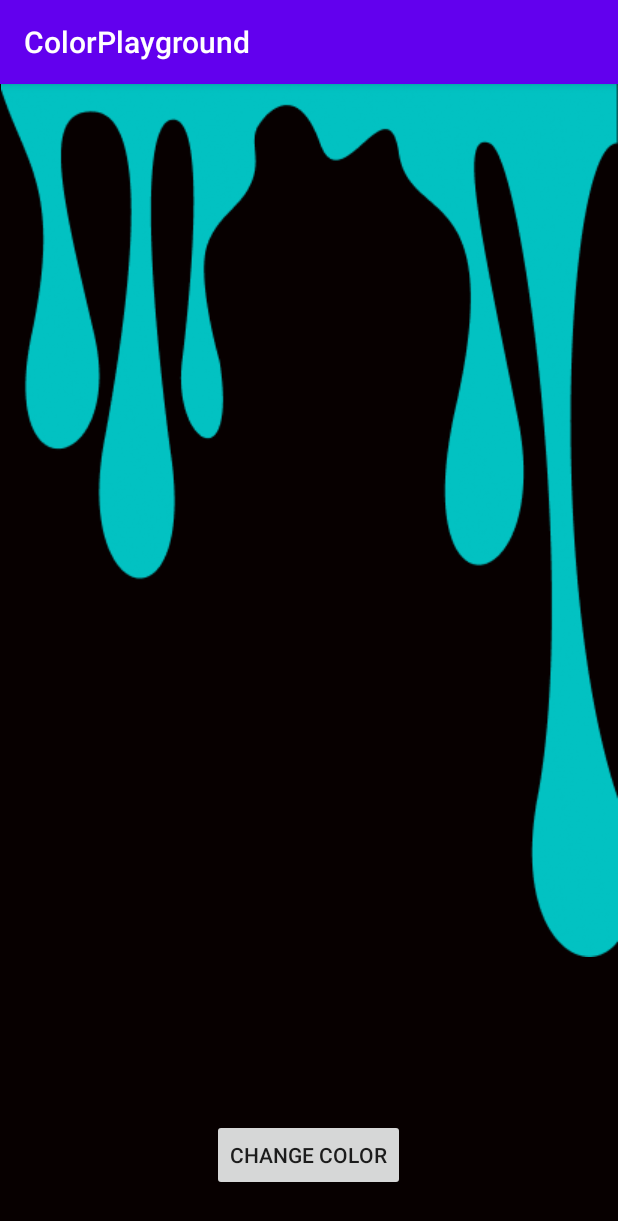
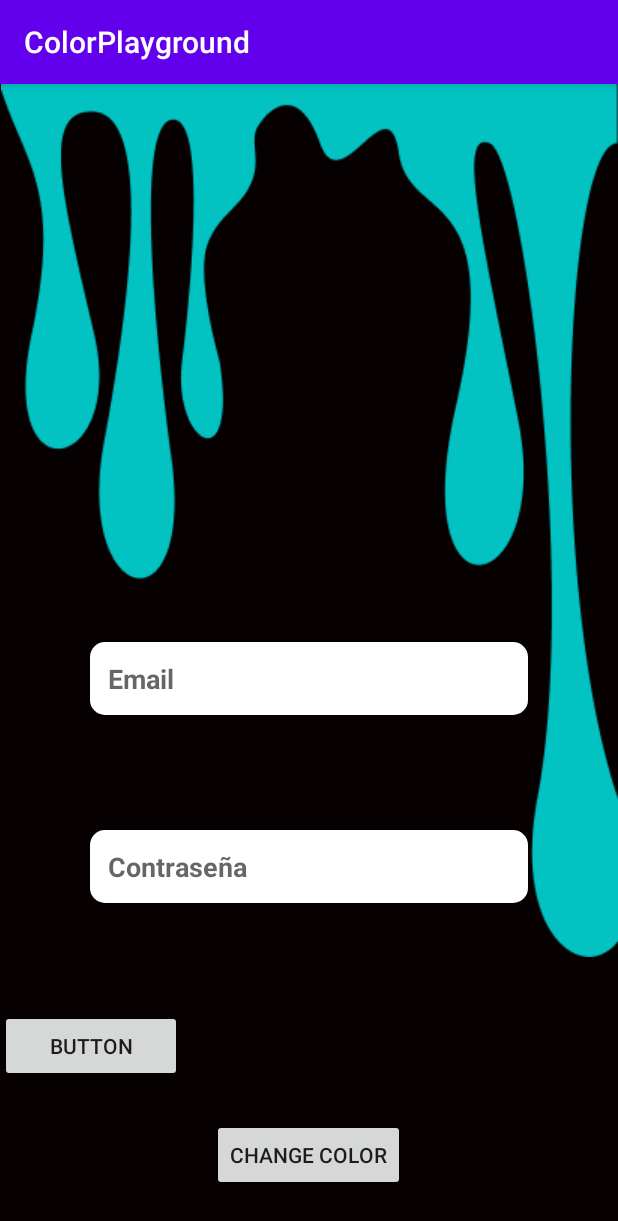
Before and after one commit to 0spol/ColorPlayground, an Android app built with Jetpack Compose: the screen it shows after launch (LoginPalette), on a phone screen of 412 x 824 dp. Shown: the top 1221 px of the screen. Run offline under Robolectric (Android 15) with nearby library versions, the phone set to English and light mode, and no system bars.

Commit message:
Interface: Adicionando elementos

```diff
--- a/app/src/main/java/com/colorplayground/application/ui/screens/LoginPalette.kt
+++ b/app/src/main/java/com/colorplayground/application/ui/screens/LoginPalette.kt
@@ -10,7 +10,6 @@ import androidx.core.content.ContextCompat
 import androidx.core.view.ViewCompat
 import androidx.core.view.WindowInsetsCompat
 import androidx.lifecycle.Observer
-import androidx.lifecycle.ViewModelProvider
 import com.colorplayground.application.R
 import com.colorplayground.application.domain.LoginPaletteVM
 
@@ -25,13 +24,11 @@ class LoginPalette : AppCompatActivity() {
         val imageView: ImageView = findViewById(R.id.imageView)
         val changeColorButton: Button = findViewById(R.id.changeColorButton)
 
-        // Observe the LiveData and update the image tint color
         viewModel.imageTintColor.observe(this, Observer { colorResId ->
             val color = ContextCompat.getColor(this, colorResId)
             imageView.setColorFilter(color)
         })
 
-        // Set up button click listener to change the tint color
         changeColorButton.setOnClickListener {
             viewModel.changeTintColor(R.color.new_tint_color)
         }
--- /dev/null
+++ b/app/src/main/res/drawable/edit_text.xml
@@ -0,0 +1,5 @@
+<?xml version="1.0" encoding="utf-8"?>
+<shape xmlns:android="http://schemas.android.com/apk/res/android">
+    <solid android:color="@color/white"/>
+    <corners android:radius="10dp"/>
+</shape>
--- a/app/src/main/res/layout/activity_login_palette.xml
+++ b/app/src/main/res/layout/activity_login_palette.xml
@@ -32,5 +32,49 @@
         app:layout_constraintStart_toStartOf="parent"
         app:layout_constraintTop_toBottomOf="@id/imageView" />
 
+    <EditText
+        android:id="@+id/editTextTextEmailAddress2"
+        style="@style/Edit_Text"
+        android:layout_marginStart="60dp"
+        android:layout_marginTop="372dp"
+        android:layout_marginEnd="60dp"
+        android:ems="10"
+        android:hint="Email"
+        android:inputType="textEmailAddress"
+        app:layout_constraintEnd_toEndOf="parent"
+        app:layout_constraintStart_toStartOf="parent"
+        app:layout_constraintTop_toTopOf="parent" />
+
+    <EditText
+        android:id="@+id/editTextTextPassword"
+        style="@style/Edit_Text"
+        android:layout_marginTop="125dp"
+        android:ems="10"
+        android:hint="Contraseña"
+        android:inputType="textPassword"
+        app:layout_constraintEnd_toEndOf="parent"
+        app:layout_constraintStart_toStartOf="parent"
+        app:layout_constraintTop_toTopOf="@+id/editTextTextEmailAddress2" />
+
+    <Button
+        android:id="@+id/button"
+        android:layout_width="122dp"
+        android:layout_height="49dp"
+        android:layout_marginTop="120dp"
+        android:layout_marginEnd="48dp"
+        android:text="Button"
+        app:layout_constraintEnd_toStartOf="@+id/button2"
+        app:layout_constraintTop_toTopOf="@+id/editTextTextPassword" />
+
+    <Button
+        android:id="@+id/button2"
+        android:layout_width="121dp"
+        android:layout_height="48dp"
+        android:layout_marginTop="120dp"
+        android:text="Button"
+        app:layout_constraintTop_toTopOf="@+id/editTextTextPassword"
+        tools:layout_editor_absoluteX="230dp"
+        tools:ignore="MissingConstraints" />
+
 
 </androidx.constraintlayout.widget.ConstraintLayout>
--- /dev/null
+++ b/app/src/main/res/values/styles.xml
@@ -0,0 +1,14 @@
+<?xml version="1.0" encoding="utf-8"?>
+<resources>
+    <style name="Edit_Text">
+        <item name="android:layout_width">match_parent</item>
+        <item name="android:layout_height">wrap_content</item>
+        <item name="android:background">@drawable/edit_text</item>
+        <item name="android:padding">12dp</item>
+        <item name="android:maxLength">25</item>
+        <item name="android:layout_marginLeft">60dp</item>
+        <item name="android:layout_marginRight">60dp</item>
+        <item name="android:layout_marginTop">220dp</item>
+        <item name="android:textStyle">bold</item>
+    </style>
+</resources>
```
